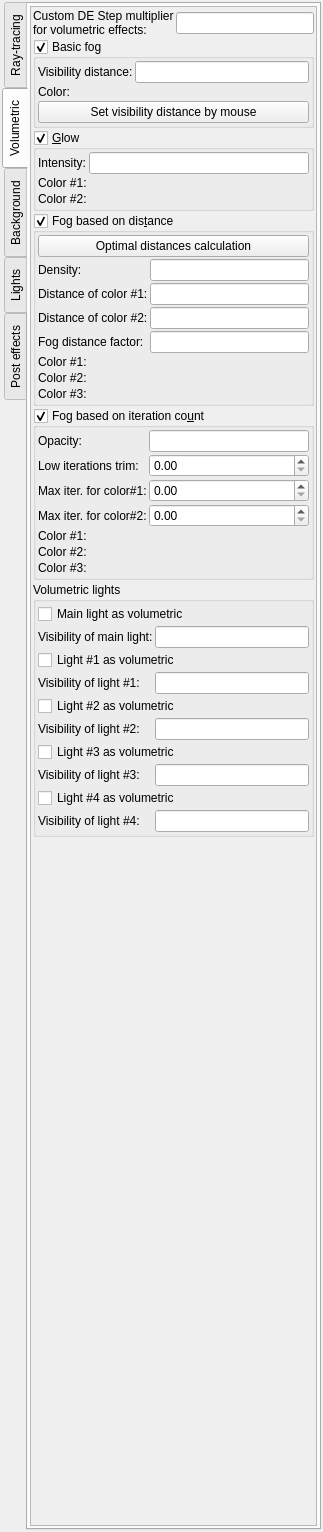
Above: mandelbulber2/qt/dock_effects.ui from buddhi1980/mandelbulber2 before the change. Below: the same form after it.
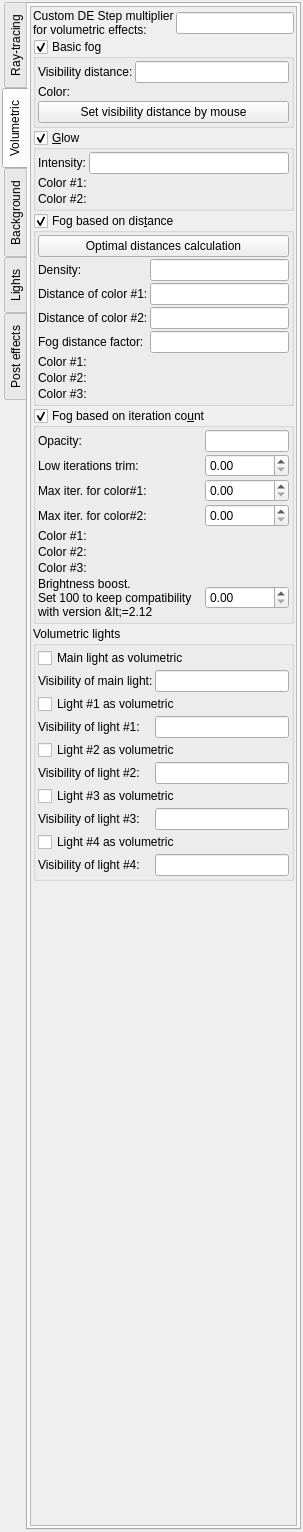
That is the form after the change. The open tabs and pages were chosen to show the change. Icons and pictures are not drawn. Custom widgets are drawn as their Qt base class.

Commit message: added parameter iterFogBrightnessBoost to keep compatibility with version <=2.12

Patch:
```diff
--- a/mandelbulber2/qt/dock_effects.ui
+++ b/mandelbulber2/qt/dock_effects.ui
@@ -6,7 +6,7 @@
    <rect>
     <x>0</x>
     <y>0</y>
-    <width>323</width>
+    <width>303</width>
     <height>1532</height>
    </rect>
   </property>
@@ -839,8 +839,8 @@
            <rect>
             <x>0</x>
             <y>0</y>
-            <width>205</width>
-            <height>779</height>
+            <width>266</width>
+            <height>1516</height>
            </rect>
           </property>
           <layout class="QVBoxLayout" name="verticalLayout_35">
@@ -1415,6 +1415,45 @@
                   </property>
                  </widget>
                 </item>
+                <item row="7" column="1">
+                 <widget class="MyDoubleSpinBox" name="spinbox_iteration_fog_brightness_boost">
+                  <property name="sizePolicy">
+                   <sizepolicy hsizetype="Minimum" vsizetype="Maximum">
+                    <horstretch>0</horstretch>
+                    <verstretch>0</verstretch>
+                   </sizepolicy>
+                  </property>
+                  <property name="toolTip">
+                   <string>&lt;html&gt;&lt;head/&gt;&lt;body&gt;&lt;p&gt;This parameter can be used to increase brithness of fog illuminated by auxiliary light sources.&lt;/p&gt;&lt;p&gt;In Mandelbulber version &amp;lt;= 2.12 this value was hardcoded and default value was 100. &lt;/p&gt;&lt;p&gt;When brighness boost is 1.0 then there is correct proportion of illuminating fractal surface and fog.&lt;/p&gt;&lt;/body&gt;&lt;/html&gt;</string>
+                  </property>
+                  <property name="prefix">
+                   <string/>
+                  </property>
+                  <property name="suffix">
+                   <string/>
+                  </property>
+                  <property name="decimals">
+                   <number>2</number>
+                  </property>
+                  <property name="maximum">
+                   <double>1000000.000000000000000</double>
+                  </property>
+                  <property name="singleStep">
+                   <double>10.000000000000000</double>
+                  </property>
+                 </widget>
+                </item>
+                <item row="7" column="0">
+                 <widget class="QLabel" name="label_99">
+                  <property name="text">
+                   <string>Brightness boost.
+Set 100 to keep compatibility with version &lt;=2.12</string>
+                  </property>
+                  <property name="wordWrap">
+                   <bool>true</bool>
+                  </property>
+                 </widget>
+                </item>
                </layout>
               </item>
              </layout>
```
Left out of the diff: 8 changed lines with no effect on the pictures. The commit also changes 8 other files.
